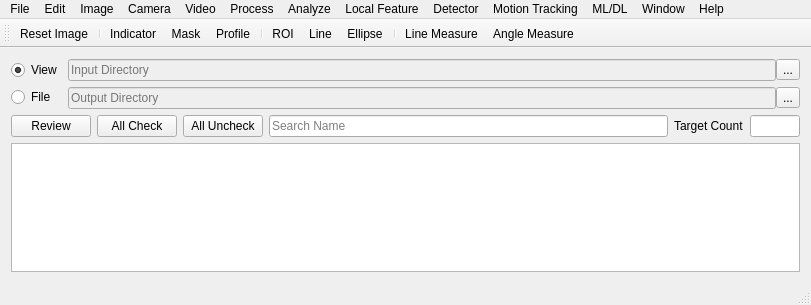
Old version of the form ui/ui_MainWindow.ui in the repository inoueshinichi/QtGuiCVDevPy.
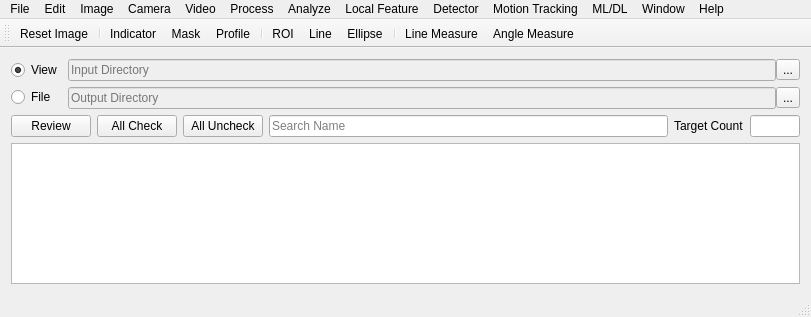
New version of the form. Custom widgets are drawn as their Qt base class.

Commit message: update main_window

What changed in the file:
```diff
--- a/ui/ui_MainWindow.ui
+++ b/ui/ui_MainWindow.ui
@@ -7,7 +7,7 @@
     <x>0</x>
     <y>0</y>
     <width>811</width>
-    <height>305</height>
+    <height>317</height>
    </rect>
   </property>
   <property name="sizePolicy">
```
Left out of the diff: 295 changed lines with no effect on the pictures. The commit also changes 2 other files.
